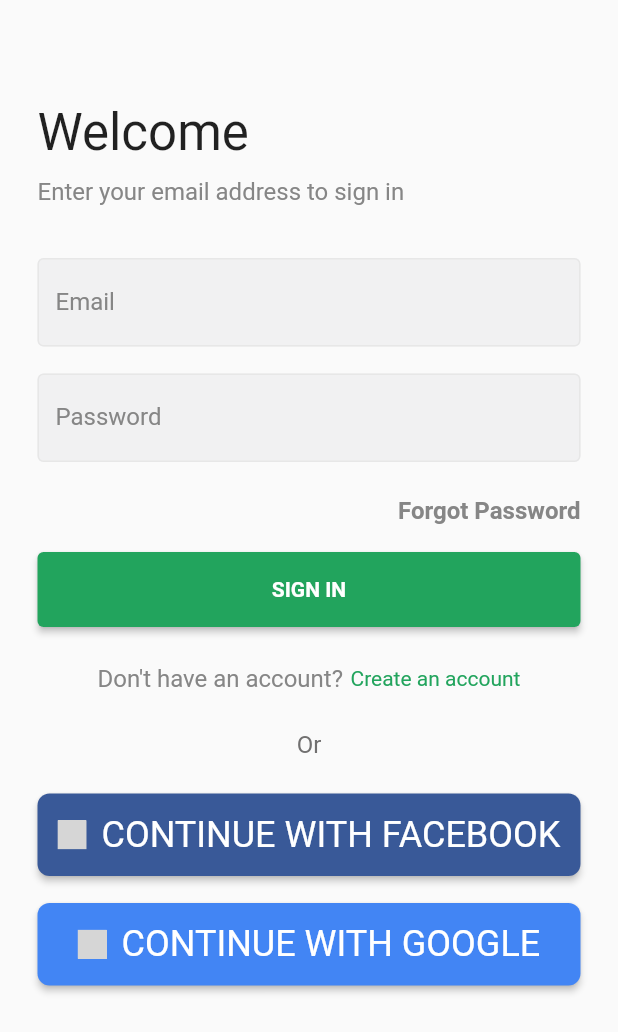
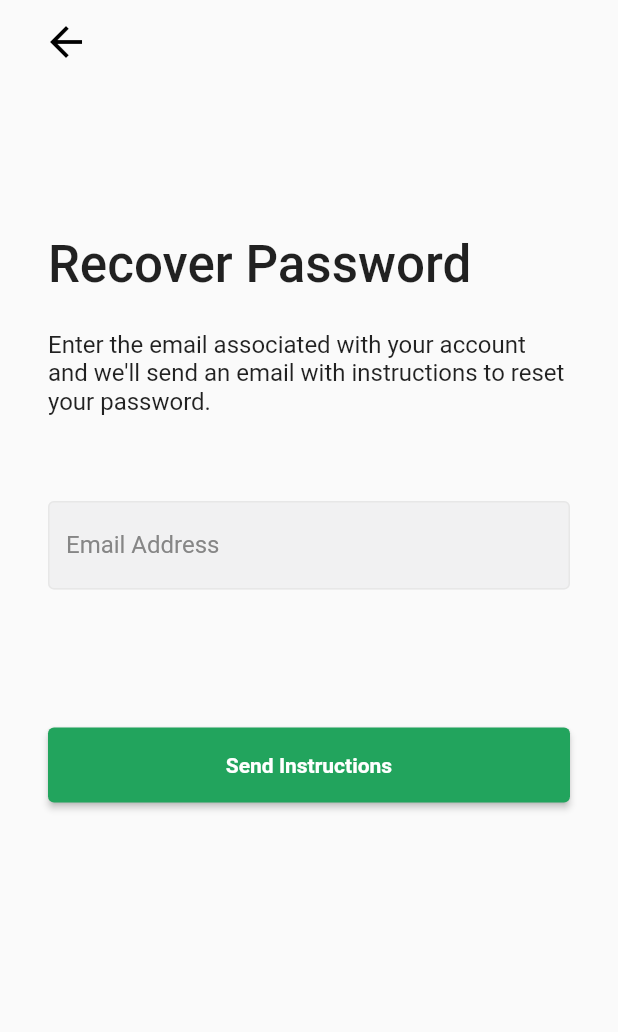
Before and after one commit to ALarsonPi/chores_app, a Flutter app: the screen it shows after launch, after a tap on "Forgot Password", on a phone screen of 412 x 824 dp. Shown: the top 1032 px of the screen. Run offline on Flutter 3.47's test engine with Material 2 defaults, Android fonts, the phone set to English and light mode, and no system bars; our stand-ins replace animated_splash_screen, auth_buttons, badges, cloud_firestore, firebase_auth, firebase_core and 4 more; missing offline and left inert: flutter_device_type, flutter_facebook_auth; accounts and stored records are empty; project files that could hold a hidden picture were left out; grey boxes are pictures that could not be loaded.

Commit message:
Built out Forgot Password UI

```diff
--- a/lib/Global.dart
+++ b/lib/Global.dart
@@ -12,7 +12,6 @@
   static double toolbarHeight = (isPhone) ? 65.0 : 85.0;
 
   static String currUserID = "ID";
-  static bool justRegistered = false;
 
   // Constants Decided by me that could change
   static const int TABS_ALLOWED = 3;
--- /dev/null
+++ b/lib/Widgets/UserLoginLogout/ForgotPassword.dart
@@ -0,0 +1,146 @@
+import 'package:flutter/material.dart';
+
+import '../../shared/UI_Helpers.dart';
+import 'CheckEmail.dart';
+
+class ForgotPassword extends StatefulWidget {
+  Function setStateBackToLoginScreen;
+  ForgotPassword(this.setStateBackToLoginScreen, {super.key});
+
+  @override
+  State<ForgotPassword> createState() => _ForgotPasswordState();
+}
+
+class _ForgotPasswordState extends State<ForgotPassword> {
+  final emailController = TextEditingController();
+
+  bool isEmailSent = false;
+
+  @override
+  void dispose() {
+    super.dispose();
+    emailController.dispose();
+  }
+
+  returnToForgotPasswordScreen() {
+    setState(() {
+      isEmailSent = false;
+    });
+  }
+
+  @override
+  Widget build(BuildContext context) {
+    return Scaffold(
+      appBar: AppBar(
+        leading: Padding(
+          padding: const EdgeInsets.only(left: 20.0),
+          child: IconButton(
+            icon: const Icon(Icons.arrow_back, color: Colors.black),
+            onPressed: () => widget.setStateBackToLoginScreen(),
+          ),
+        ),
+        automaticallyImplyLeading: true,
+        backgroundColor: Colors.transparent,
+        elevation: 0,
+        title: const Text(
+          "",
+          style: TextStyle(
+            color: Colors.black,
+            fontSize: 22,
+          ),
+        ),
+      ),
+      body: Padding(
+        padding: const EdgeInsets.only(
+          left: 32.0,
+          right: 32.0,
+        ),
+        child: (isEmailSent)
+            ? CheckEmail(
+                widget.setStateBackToLoginScreen,
+                returnToForgotPasswordScreen,
+              )
+            : Column(
+                mainAxisAlignment: MainAxisAlignment.start,
+                crossAxisAlignment: CrossAxisAlignment.start,
+                children: [
+                  verticalSpaceLarge,
+                  verticalSpaceLarge,
+                  const Padding(
+                    padding: EdgeInsets.only(bottom: 8.0),
+                    child: Text(
+                      "Recover Password",
+                      textAlign: TextAlign.left,
+                      style: TextStyle(
+                        fontSize: 34,
+                        fontWeight: FontWeight.w500,
+                      ),
+                    ),
+                  ),
+                  const Padding(
+                    padding: EdgeInsets.only(top: 16.0, bottom: 16.0),
+                    child: Text(
+                      "Enter the email associated with your account and we'll send an email with instructions to reset your password.",
+                      textAlign: TextAlign.left,
+                      style: TextStyle(
+                        fontSize: 16,
+                      ),
+                    ),
+                  ),
+                  verticalSpaceMedium,
+                  Padding(
+                    padding: const EdgeInsets.only(top: 16.0),
+                    child: TextFormField(
+                      controller: emailController,
+                      keyboardType: TextInputType.emailAddress,
+                      autofocus: false,
+                      cursorColor: loginPrimaryColor,
+                      textInputAction: TextInputAction.next,
+                      decoration: const InputDecoration(
+                        border: OutlineInputBorder(
+                            borderRadius:
+                                BorderRadius.all(Radius.circular(5.0))),
+                        labelText: 'Email Address',
+                        labelStyle: TextStyle(
+                          color: loginMediumGreyColor,
+                        ),
+                        filled: true,
+                        fillColor: Color.fromARGB(255, 241, 241, 242),
+                      ),
+                    ),
+                  ),
+                  verticalSpaceLarge,
+                  verticalSpaceSmall,
+                  Padding(
+                    padding: const EdgeInsets.only(top: 32.0),
+                    child: SizedBox(
+                      width: double.infinity,
+                      height: 50,
+                      child: ElevatedButton(
+                        onPressed: () => {
+                          setState(() => {
+                                isEmailSent = true,
+                              }),
+                        },
+                        style: ButtonStyle(
+                          backgroundColor:
+                              MaterialStateProperty.all(loginPrimaryColor),
+                        ),
+                        child: const Text(
+                          "Send Instructions",
+                          style: TextStyle(
+                            color: Colors.white,
+                            fontWeight: FontWeight.bold,
+                            fontSize: 14,
+                          ),
+                        ),
+                      ),
+                    ),
+                  ),
+                  verticalSpaceRegular,
+                ],
+              ),
+      ),
+    );
+  }
+}
--- a/lib/Widgets/UserLoginLogout/LoginRegisterWidget.dart
+++ b/lib/Widgets/UserLoginLogout/LoginRegisterWidget.dart
@@ -1,8 +1,8 @@
 import 'dart:io';
-
 import 'package:auth_buttons/auth_buttons.dart';
 import 'package:chore_app/Models/frozen/User.dart' as model;
 import 'package:chore_app/Providers/CurrUserProvider.dart';
+import 'package:chore_app/Widgets/UserLoginLogout/ForgotPassword.dart';
 import 'package:flutter/material.dart';
 import 'package:provider/provider.dart';
 import '../../shared/UI_Helpers.dart';
@@ -24,6 +24,7 @@
   final fullNameController = TextEditingController();
 
   bool isInLoginMode = true;
+  bool isInForgotPasswordMode = false;
 
   @override
   void dispose() {
@@ -33,11 +34,17 @@
     fullNameController.dispose();
   }
 
+  returnToLoginView() {
+    setState(() {
+      isInForgotPasswordMode = false;
+    });
+  }
+
   @override
   Widget build(BuildContext context) {
-    model.User user = model.User(id: "ID");
-    String id;
-    return SingleChildScrollView(
+    return (isInForgotPasswordMode)
+        ? ForgotPassword(returnToLoginView)
+        : SingleChildScrollView(
             padding: const EdgeInsets.symmetric(
               horizontal: 25,
             ),
@@ -142,7 +149,11 @@
                 Align(
                   alignment: Alignment.centerRight,
                   child: GestureDetector(
-              onTap: () => {},
+                    onTap: () => {
+                      setState(() => {
+                            isInForgotPasswordMode = true,
+                          }),
+                    },
                     child: Text(
                       'Forgot Password',
                       style: loginMediumGreyBodyTextStyle.copyWith(
@@ -158,12 +169,14 @@
                   child: ElevatedButton(
                     onPressed: () => {
                       (isInLoginMode)
-                    ? Provider.of<CurrUserProvider>(context, listen: false)
+                          ? Provider.of<CurrUserProvider>(context,
+                                  listen: false)
                               .login(
                               emailController.text.trim(),
                               passwordController.text.trim(),
                             )
-                    : Provider.of<CurrUserProvider>(context, listen: false)
+                          : Provider.of<CurrUserProvider>(context,
+                                  listen: false)
                               .register(
                               fullNameController.text.trim(),
                               emailController.text.trim(),
@@ -171,7 +184,8 @@
                             ),
                     },
                     style: ButtonStyle(
-                backgroundColor: MaterialStateProperty.all(loginPrimaryColor),
+                      backgroundColor:
+                          MaterialStateProperty.all(loginPrimaryColor),
                     ),
                     child: Text(
                       (isInLoginMode) ? "SIGN IN" : "SIGN UP",
@@ -225,7 +239,10 @@
                 verticalSpaceTiny,
                 if (Platform.isIOS)
                   AppleAuthButton(
-              onPressed: () => {},
+                    onPressed: () => {
+                      Provider.of<CurrUserProvider>(context, listen: false)
+                          .signInWithApple(),
+                    },
                     // darkMode: true,
                     text: '   CONTINUE WITH APPLE    ',
                     style: const AuthButtonStyle(
@@ -239,7 +256,10 @@
                   ),
                 if (Platform.isIOS) verticalSpaceRegular,
                 FacebookAuthButton(
-            onPressed: () => {},
+                  onPressed: () => {
+                    Provider.of<CurrUserProvider>(context, listen: false)
+                        .signInWithFacebook(),
+                  },
                   text: 'CONTINUE WITH FACEBOOK',
                   style: const AuthButtonStyle(
                     buttonColor: Color(0xff395998),
@@ -253,7 +273,10 @@
                 ),
                 verticalSpaceRegular,
                 GoogleAuthButton(
-            onPressed: () => {},
+                  onPressed: () => {
+                    Provider.of<CurrUserProvider>(context, listen: false)
+                        .signInWithGoogle(),
+                  },
                   text: 'CONTINUE WITH GOOGLE',
                   style: const AuthButtonStyle(
                     buttonColor: Color(0xff4285F4),
--- a/pubspec.yaml
+++ b/pubspec.yaml
@@ -101,9 +101,9 @@
   assets:
       - assets/images/TheAlpsCreations.png
       - assets/images/resizedTransparent.png
-      - assets/images/grayscaledTransparent.png
       - assets/images/AlpsLogo.png
       - assets/images/AlpsLogoBlue.png
+      - assets/images/mailboxTransparent.png
 
   fonts:
      - family: Nunito
```
Also changed, not shown: lib/Daos/UserDao.dart (+6 -2 lines), lib/Providers/CurrUserProvider.dart (+125 -9 lines), lib/Widgets/UserLoginLogout/CheckEmail.dart (added, +86 -0 lines), assets/images/grayscaledTransparent.png (deleted), assets/images/mailboxTransparent.png (added), lib/firebase_options.dart, 20 other files. Lines whose indentation alone changed are shown as unchanged.
